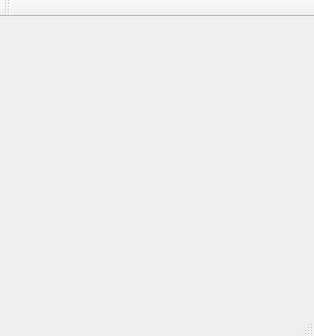
Above: Mayko/projeto/mainwindow.ui from hbarbosa02/Grupo6 before the change. Below: the same form after it.
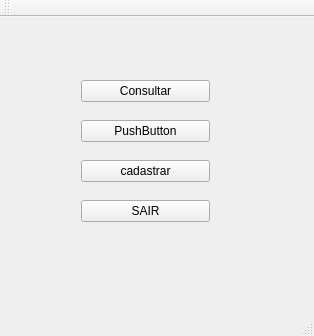
That is the form after the change.

```diff
--- a/Mayko/projeto/mainwindow.ui
+++ b/Mayko/projeto/mainwindow.ui
@@ -13,7 +13,52 @@
   <property name="windowTitle">
    <string>MainWindow</string>
   </property>
-  <widget class="QWidget" name="centralWidget"/>
+  <property name="styleSheet">
+   <string notr="true">qlineargradient
+(spread:pad, x1:0, y1:0, x2:1, y2:0, stop:0 rgba(255, 178, 102, 255), stop:0.55 rgba(235, 148, 61, 255), stop:0.98 rgba(0, 0, 0, 255), stop:1 rgba(0, 0, 0, 0))</string>
+  </property>
+  <widget class="QWidget" name="centralWidget">
+   <widget class="QWidget" name="">
+    <property name="geometry">
+     <rect>
+      <x>70</x>
+      <y>40</y>
+      <width>151</width>
+      <height>191</height>
+     </rect>
+    </property>
+    <layout class="QVBoxLayout" name="verticalLayout">
+     <item>
+      <widget class="QPushButton" name="btn_consultar">
+       <property name="text">
+        <string>Consultar</string>
+       </property>
+      </widget>
+     </item>
+     <item>
+      <widget class="QPushButton" name="btn_organizar">
+       <property name="text">
+        <string>PushButton</string>
+       </property>
+      </widget>
+     </item>
+     <item>
+      <widget class="QPushButton" name="btn_cadastrar">
+       <property name="text">
+        <string>cadastrar</string>
+       </property>
+      </widget>
+     </item>
+     <item>
+      <widget class="QPushButton" name="btn_sair">
+       <property name="text">
+        <string>SAIR</string>
+       </property>
+      </widget>
+     </item>
+    </layout>
+   </widget>
+  </widget>
   <widget class="QMenuBar" name="menuBar">
    <property name="geometry">
     <rect>
```
Left out of the diff: 19 changed lines with no effect on the pictures.
